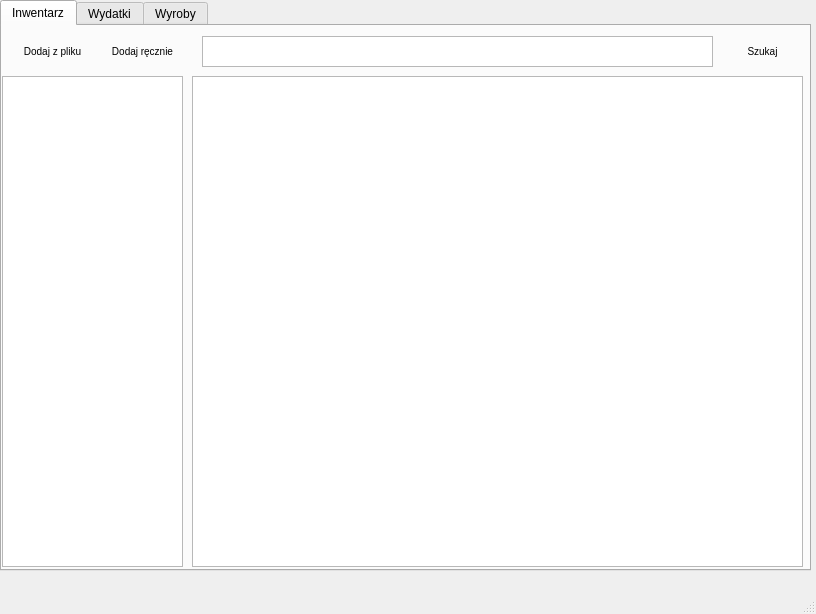
Qt form src/main_window.ui (Digon84/handcraft_cost_analyzer) before a commit.
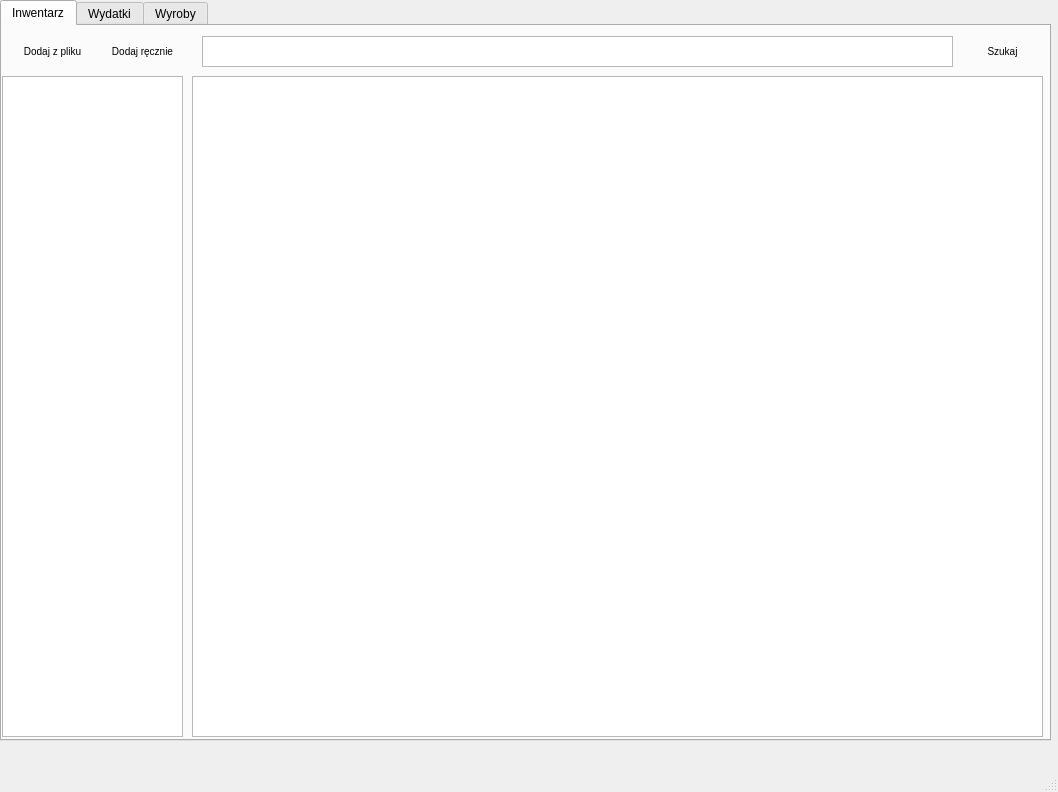
The same form after that commit. Icons and pictures are not drawn.

Commit message: Add remove on del pressed, change ui

```diff
--- a/src/main_window.ui
+++ b/src/main_window.ui
@@ -6,8 +6,8 @@
    <rect>
     <x>0</x>
     <y>0</y>
-    <width>816</width>
-    <height>614</height>
+    <width>1058</width>
+    <height>792</height>
    </rect>
   </property>
   <property name="windowTitle">
@@ -19,8 +19,8 @@
      <rect>
       <x>0</x>
       <y>0</y>
-      <width>811</width>
-      <height>571</height>
+      <width>1051</width>
+      <height>741</height>
      </rect>
     </property>
     <property name="styleSheet">
@@ -43,9 +43,12 @@
         <x>0</x>
         <y>50</y>
         <width>181</width>
-        <height>491</height>
+        <height>661</height>
        </rect>
       </property>
+      <property name="sizeAdjustPolicy">
+       <enum>QAbstractScrollArea::AdjustToContents</enum>
+      </property>
      </widget>
      <widget class="QPushButton" name="pushButton_2">
       <property name="geometry">
@@ -100,15 +103,18 @@
        <rect>
         <x>200</x>
         <y>10</y>
-        <width>511</width>
+        <width>751</width>
         <height>31</height>
        </rect>
       </property>
+      <property name="sizeAdjustPolicy">
+       <enum>QAbstractScrollArea::AdjustToContentsOnFirstShow</enum>
+      </property>
      </widget>
      <widget class="QPushButton" name="pushButton_4">
       <property name="geometry">
        <rect>
-        <x>720</x>
+        <x>960</x>
         <y>10</y>
         <width>81</width>
         <height>31</height>
@@ -132,10 +138,31 @@
        <rect>
         <x>190</x>
         <y>50</y>
-        <width>611</width>
-        <height>491</height>
+        <width>851</width>
+        <height>661</height>
        </rect>
       </property>
+      <property name="mouseTracking">
+       <bool>false</bool>
+      </property>
+      <property name="sizeAdjustPolicy">
+       <enum>QAbstractScrollArea::AdjustToContents</enum>
+      </property>
+      <property name="editTriggers">
+       <set>QAbstractItemView::DoubleClicked</set>
+      </property>
+      <property name="alternatingRowColors">
+       <bool>true</bool>
+      </property>
+      <property name="selectionMode">
+       <enum>QAbstractItemView::SingleSelection</enum>
+      </property>
+      <property name="selectionBehavior">
+       <enum>QAbstractItemView::SelectRows</enum>
+      </property>
+      <property name="sortingEnabled">
+       <bool>true</bool>
+      </property>
      </widget>
     </widget>
     <widget class="QWidget" name="Test">
```
Left out of the diff: 25 changed lines with no effect on the pictures. The commit also changes 1 other file.
